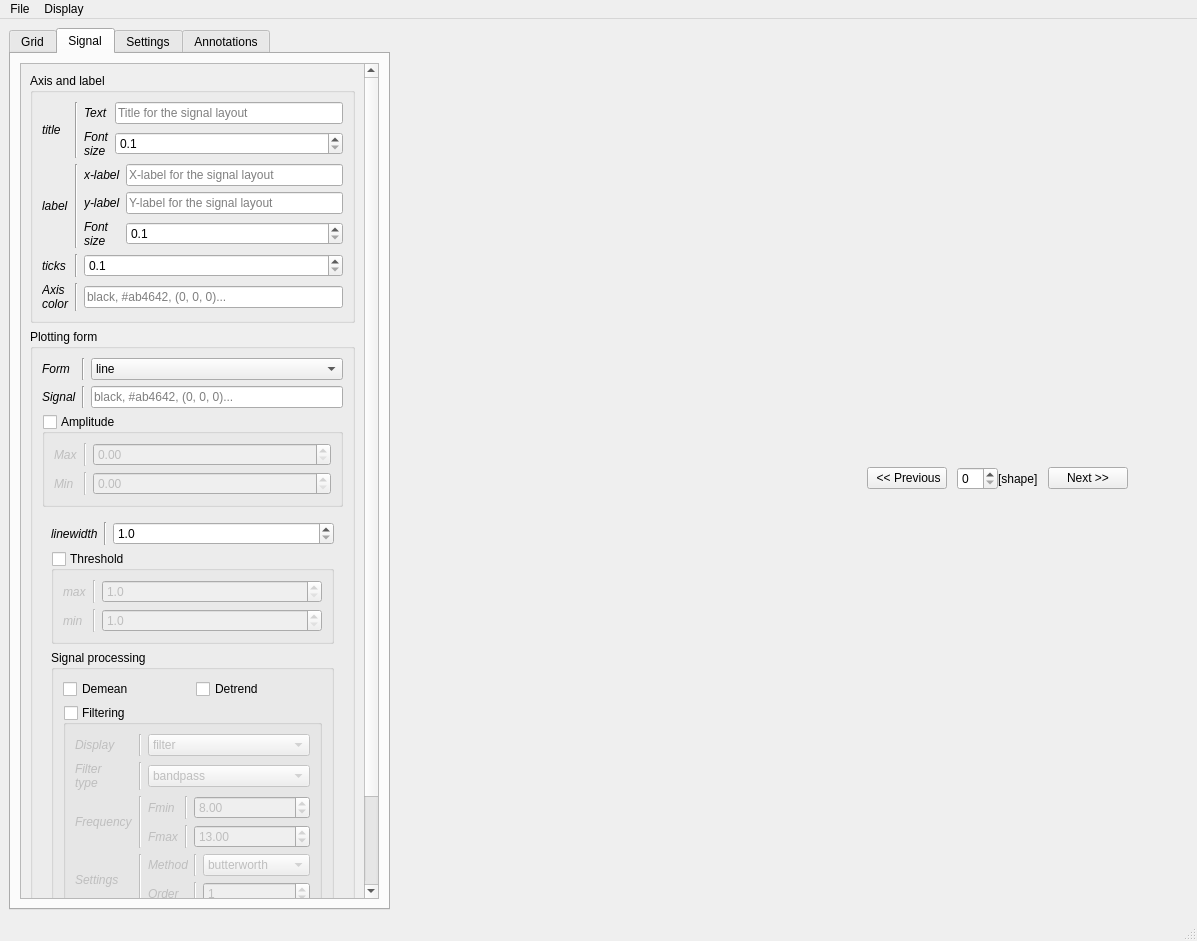
Above: visbrain/signal/gui/signal_gui.ui from EtienneCmb/visbrain before the change. Below: the same form after it.
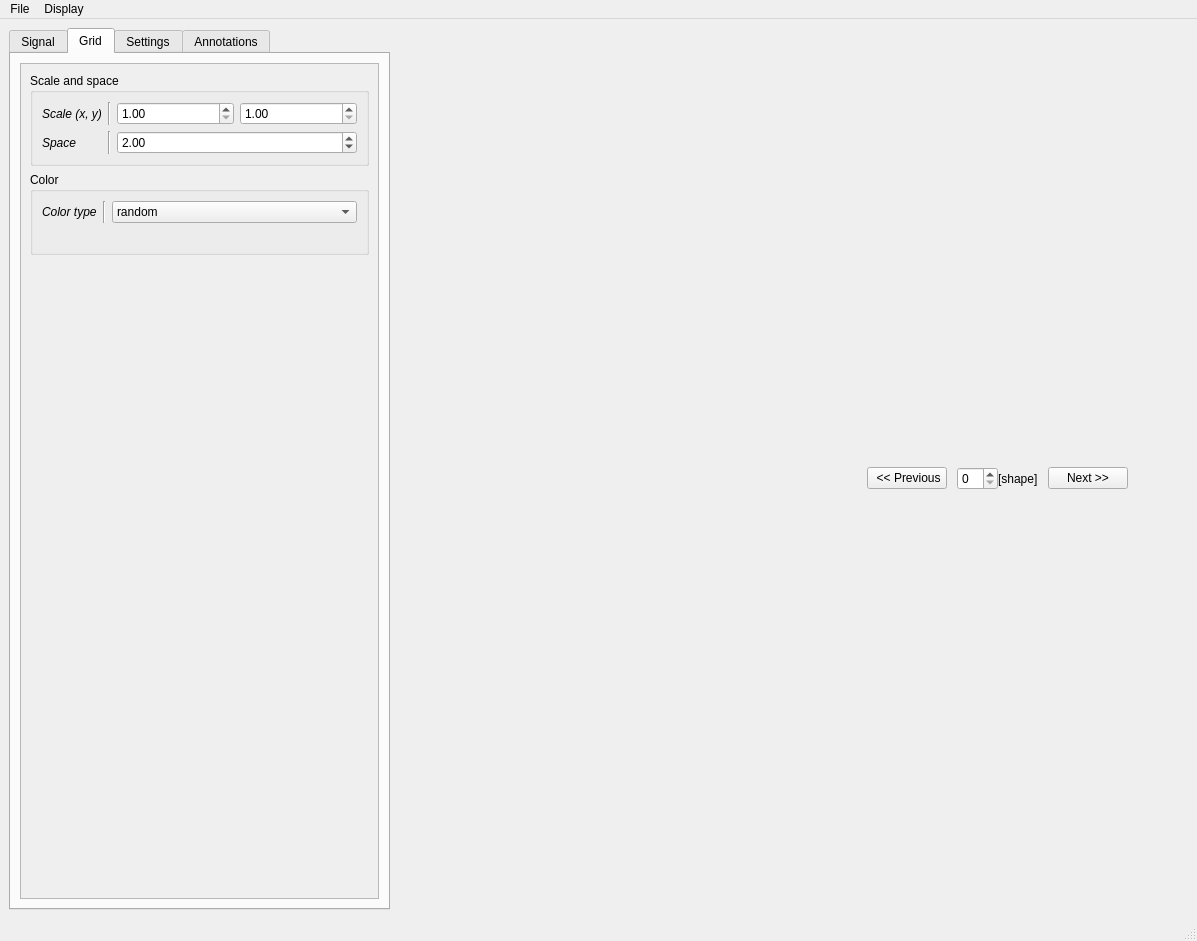
That is the form after the change.

Commit message: Start grid improvements

Diff of the .ui file:
```diff
--- a/visbrain/signal/gui/signal_gui.ui
+++ b/visbrain/signal/gui/signal_gui.ui
@@ -83,89 +83,6 @@
          <property name="movable">
           <bool>true</bool>
          </property>
-         <widget class="QWidget" name="q_Detection">
-          <attribute name="title">
-           <string>Grid</string>
-          </attribute>
-          <layout class="QVBoxLayout" name="verticalLayout_22">
-           <item>
-            <widget class="QGroupBox" name="groupBox">
-             <property name="title">
-              <string>Color</string>
-             </property>
-             <layout class="QGridLayout" name="gridLayout_3">
-              <item row="0" column="2">
-               <widget class="QComboBox" name="comboBox">
-                <item>
-                 <property name="text">
-                  <string>random</string>
-                 </property>
-                </item>
-                <item>
-                 <property name="text">
-                  <string>uniform</string>
-                 </property>
-                </item>
-               </widget>
-              </item>
-              <item row="0" column="0">
-               <widget class="QLabel" name="label_6">
-                <property name="font">
-                 <font>
-                  <italic>true</italic>
-                 </font>
-                </property>
-                <property name="text">
-                 <string>Color type</string>
-                </property>
-               </widget>
-              </item>
-              <item row="0" column="1">
-               <widget class="Line" name="line_8">
-                <property name="orientation">
-                 <enum>Qt::Vertical</enum>
-                </property>
-               </widget>
-              </item>
-              <item row="1" column="2">
-               <spacer name="horizontalSpacer_10">
-                <property name="orientation">
-                 <enum>Qt::Horizontal</enum>
-                </property>
-                <property name="sizeHint" stdset="0">
-                 <size>
-                  <width>40</width>
-                  <height>20</height>
-                 </size>
-                </property>
-               </spacer>
-              </item>
-             </layout>
-            </widget>
-           </item>
-           <item>
-            <widget class="QGroupBox" name="groupBox_4">
-             <property name="title">
-              <string>Space</string>
-             </property>
-             <layout class="QVBoxLayout" name="verticalLayout_3"/>
-            </widget>
-           </item>
-           <item>
-            <spacer name="verticalSpacer_3">
-             <property name="orientation">
-              <enum>Qt::Vertical</enum>
-             </property>
-             <property name="sizeHint" stdset="0">
-              <size>
-               <width>20</width>
-               <height>40</height>
-              </size>
-             </property>
-            </spacer>
-           </item>
-          </layout>
-         </widget>
          <widget class="QWidget" name="tab">
           <attribute name="title">
            <string>Signal</string>
@@ -181,7 +98,7 @@
                <rect>
                 <x>0</x>
                 <y>-136</y>
-                <width>338</width>
+                <width>346</width>
                 <height>996</height>
                </rect>
               </property>
@@ -1293,6 +1210,188 @@
            </item>
           </layout>
          </widget>
+         <widget class="QWidget" name="tab_4">
+          <attribute name="title">
+           <string>Grid</string>
+          </attribute>
+          <layout class="QVBoxLayout" name="verticalLayout_15">
+           <item>
+            <widget class="QScrollArea" name="scrollArea_2">
+             <property name="widgetResizable">
+              <bool>true</bool>
+             </property>
+             <widget class="QWidget" name="scrollAreaWidgetContents_2">
+              <property name="geometry">
+               <rect>
+                <x>0</x>
+                <y>0</y>
+                <width>360</width>
+                <height>823</height>
+               </rect>
+              </property>
+              <layout class="QVBoxLayout" name="verticalLayout_16">
+               <item>
+                <widget class="QGroupBox" name="groupBox_7">
+                 <property name="title">
+                  <string>Scale and space</string>
+                 </property>
+                 <layout class="QGridLayout" name="gridLayout_29">
+                  <item row="0" column="1">
+                   <widget class="Line" name="line_52">
+                    <property name="orientation">
+                     <enum>Qt::Vertical</enum>
+                    </property>
+                   </widget>
+                  </item>
+                  <item row="1" column="0">
+                   <widget class="QLabel" name="label_59">
+                    <property name="font">
+                     <font>
+                      <italic>true</italic>
+                     </font>
+                    </property>
+                    <property name="text">
+                     <string>Space</string>
+                    </property>
+                   </widget>
+                  </item>
+                  <item row="2" column="2">
+                   <spacer name="horizontalSpacer_28">
+                    <property name="orientation">
+                     <enum>Qt::Horizontal</enum>
+                    </property>
+                    <property name="sizeHint" stdset="0">
+                     <size>
+                      <width>40</width>
+                      <height>0</height>
+                     </size>
+                    </property>
+                   </spacer>
+                  </item>
+                  <item row="1" column="1">
+                   <widget class="Line" name="line_53">
+                    <property name="orientation">
+                     <enum>Qt::Vertical</enum>
+                    </property>
+                   </widget>
+                  </item>
+                  <item row="0" column="2">
+                   <layout class="QHBoxLayout" name="horizontalLayout_6">
+                    <item>
+                     <widget class="QDoubleSpinBox" name="_grid_scalex">
+                      <property name="minimum">
+                       <double>1.000000000000000</double>
+                      </property>
+                     </widget>
+                    </item>
+                    <item>
+                     <widget class="QDoubleSpinBox" name="_grid_scaley">
+                      <property name="minimum">
+                       <double>1.000000000000000</double>
+                      </property>
+                     </widget>
+                    </item>
+                   </layout>
+                  </item>
+                  <item row="0" column="0">
+                   <widget class="QLabel" name="label_58">
+                    <property name="font">
+                     <font>
+                      <italic>true</italic>
+                     </font>
+                    </property>
+                    <property name="text">
+                     <string>Scale (x, y)</string>
+                    </property>
+                   </widget>
+                  </item>
+                  <item row="1" column="2">
+                   <widget class="QDoubleSpinBox" name="_grid_space">
+                    <property name="minimum">
+                     <double>1.000000000000000</double>
+                    </property>
+                    <property name="value">
+                     <double>2.000000000000000</double>
+                    </property>
+                   </widget>
+                  </item>
+                 </layout>
+                </widget>
+               </item>
+               <item>
+                <widget class="QGroupBox" name="groupBox">
+                 <property name="title">
+                  <string>Color</string>
+                 </property>
+                 <layout class="QGridLayout" name="gridLayout_3">
+                  <item row="0" column="2">
+                   <widget class="QComboBox" name="_grid_ctype">
+                    <item>
+                     <property name="text">
+                      <string>random</string>
+                     </property>
+                    </item>
+                    <item>
+                     <property name="text">
+                      <string>uniform</string>
+                     </property>
+                    </item>
+                   </widget>
+                  </item>
+                  <item row="0" column="0">
+                   <widget class="QLabel" name="label_6">
+                    <property name="font">
+                     <font>
+                      <italic>true</italic>
+                     </font>
+                    </property>
+                    <property name="text">
+                     <string>Color type</string>
+                    </property>
+                   </widget>
+                  </item>
+                  <item row="0" column="1">
+                   <widget class="Line" name="line_8">
+                    <property name="orientation">
+                     <enum>Qt::Vertical</enum>
+                    </property>
+                   </widget>
+                  </item>
+                  <item row="1" column="2">
+                   <spacer name="horizontalSpacer_10">
+                    <property name="orientation">
+                     <enum>Qt::Horizontal</enum>
+                    </property>
+                    <property name="sizeHint" stdset="0">
+                     <size>
+                      <width>40</width>
+                      <height>20</height>
+                     </size>
+                    </property>
+                   </spacer>
+                  </item>
+                 </layout>
+                </widget>
+               </item>
+               <item>
+                <spacer name="verticalSpacer_2">
+                 <property name="orientation">
+                  <enum>Qt::Vertical</enum>
+                 </property>
+                 <property name="sizeHint" stdset="0">
+                  <size>
+                   <width>20</width>
+                   <height>40</height>
+                  </size>
+                 </property>
+                </spacer>
+               </item>
+              </layout>
+             </widget>
+            </widget>
+           </item>
+          </layout>
+         </widget>
          <widget class="QWidget" name="tab_2">
           <attribute name="title">
            <string>Settings</string>
```
The commit also changes 8 other files.
